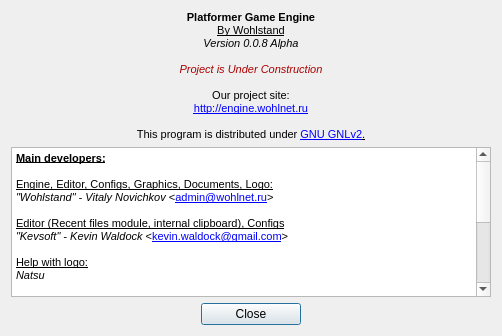
First picture: the form in Editor/aboutdialog.ui, repository WohlSoft/Moondust-Project, before the edit.
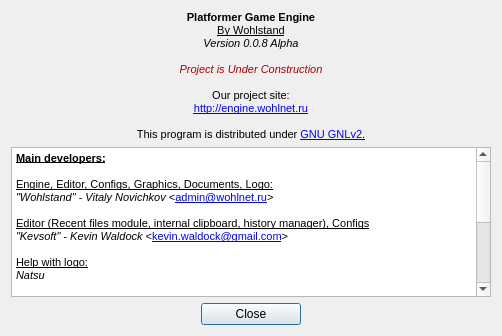
Second picture: the form after the edit. Icons and pictures are not drawn.

Commit message: Small change of About Dialog

The edit to the form file:
```diff
--- a/Editor/aboutdialog.ui
+++ b/Editor/aboutdialog.ui
@@ -137,7 +137,7 @@
 &lt;p style=&quot; margin-top:0px; margin-bottom:0px; margin-left:0px; margin-right:0px; -qt-block-indent:0; text-indent:0px;&quot;&gt;&lt;span style=&quot; font-size:8pt; font-weight:600; text-decoration: underline;&quot;&gt;Main developers:&lt;br /&gt;&lt;/span&gt;&lt;/p&gt;
 &lt;p style=&quot; margin-top:0px; margin-bottom:0px; margin-left:0px; margin-right:0px; -qt-block-indent:0; text-indent:0px;&quot;&gt;&lt;span style=&quot; font-size:8pt; text-decoration: underline;&quot;&gt;Engine, Editor, Configs, Graphics, Documents, Logo:&lt;/span&gt;&lt;/p&gt;
 &lt;p style=&quot; margin-top:0px; margin-bottom:0px; margin-left:0px; margin-right:0px; -qt-block-indent:0; text-indent:0px;&quot;&gt;&lt;span style=&quot; font-size:8pt; font-style:italic;&quot;&gt;&amp;quot;Wohlstand&amp;quot; - Vitaly Novichkov&lt;/span&gt;&lt;span style=&quot; font-size:8pt;&quot;&gt; &amp;lt;&lt;/span&gt;&lt;a href=&quot;mailto:admin@wohlnet.ru&quot;&gt;&lt;span style=&quot; font-size:8pt; text-decoration: underline; color:#0000ff;&quot;&gt;admin@wohlnet.ru&lt;/span&gt;&lt;/a&gt;&lt;span style=&quot; font-size:8pt;&quot;&gt;&amp;gt;&lt;br /&gt;&lt;/span&gt;&lt;/p&gt;
-&lt;p style=&quot; margin-top:0px; margin-bottom:0px; margin-left:0px; margin-right:0px; -qt-block-indent:0; text-indent:0px;&quot;&gt;&lt;span style=&quot; font-size:8pt; text-decoration: underline;&quot;&gt;Editor (Recent files module, internal clipboard), Configs&lt;/span&gt;&lt;/p&gt;
+&lt;p style=&quot; margin-top:0px; margin-bottom:0px; margin-left:0px; margin-right:0px; -qt-block-indent:0; text-indent:0px;&quot;&gt;&lt;span style=&quot; font-size:8pt; text-decoration: underline;&quot;&gt;Editor (Recent files module, internal clipboard, history manager), Configs&lt;/span&gt;&lt;/p&gt;
 &lt;p style=&quot; margin-top:0px; margin-bottom:0px; margin-left:0px; margin-right:0px; -qt-block-indent:0; text-indent:0px;&quot;&gt;&lt;span style=&quot; font-size:8pt; font-style:italic;&quot;&gt;&amp;quot;Kevsoft&amp;quot; - Kevin Waldock &lt;/span&gt;&lt;span style=&quot; font-size:8pt;&quot;&gt;&amp;lt;&lt;/span&gt;&lt;a href=&quot;mailto:kevin.waldock@gmail.com&quot;&gt;&lt;span style=&quot; font-size:8pt; text-decoration: underline; color:#0000ff;&quot;&gt;kevin.waldock@gmail.com&lt;/span&gt;&lt;/a&gt;&lt;span style=&quot; font-size:8pt;&quot;&gt;&amp;gt;&lt;/span&gt;&lt;/p&gt;
 &lt;p style=&quot;-qt-paragraph-type:empty; margin-top:0px; margin-bottom:0px; margin-left:0px; margin-right:0px; -qt-block-indent:0; text-indent:0px; font-size:8pt;&quot;&gt;&lt;br /&gt;&lt;/p&gt;
 &lt;p style=&quot; margin-top:0px; margin-bottom:0px; margin-left:0px; margin-right:0px; -qt-block-indent:0; text-indent:0px;&quot;&gt;&lt;span style=&quot; font-size:8pt; text-decoration: underline;&quot;&gt;Help with logo:&lt;/span&gt;&lt;/p&gt;
```
The commit also changes 1 other file.
